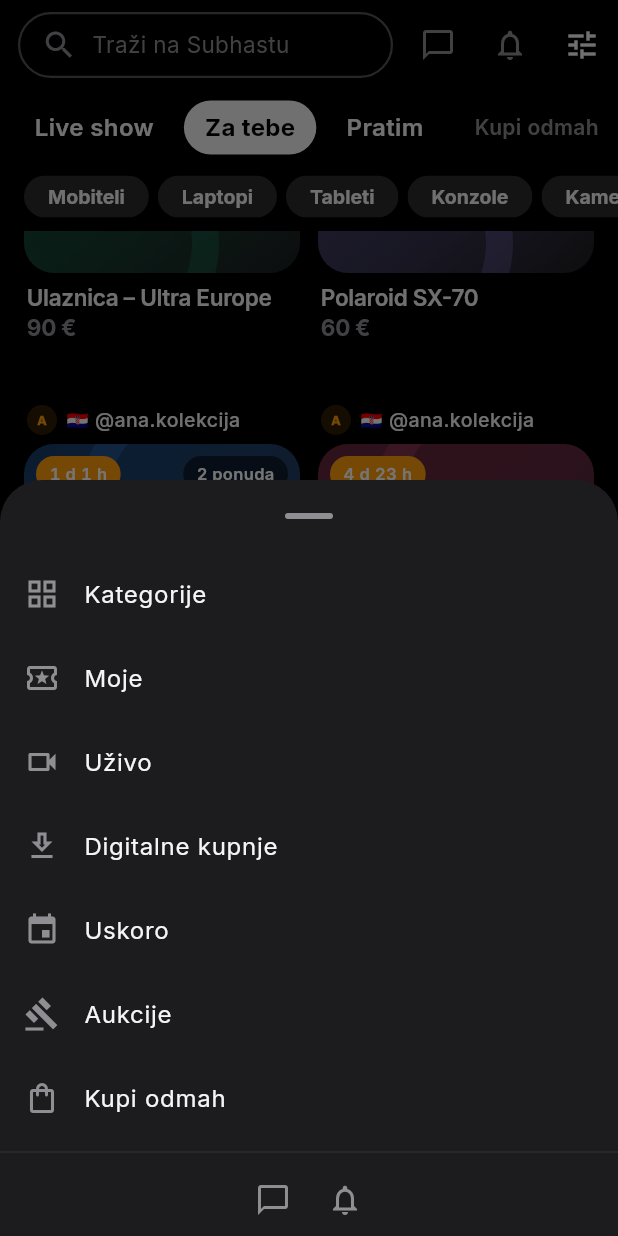
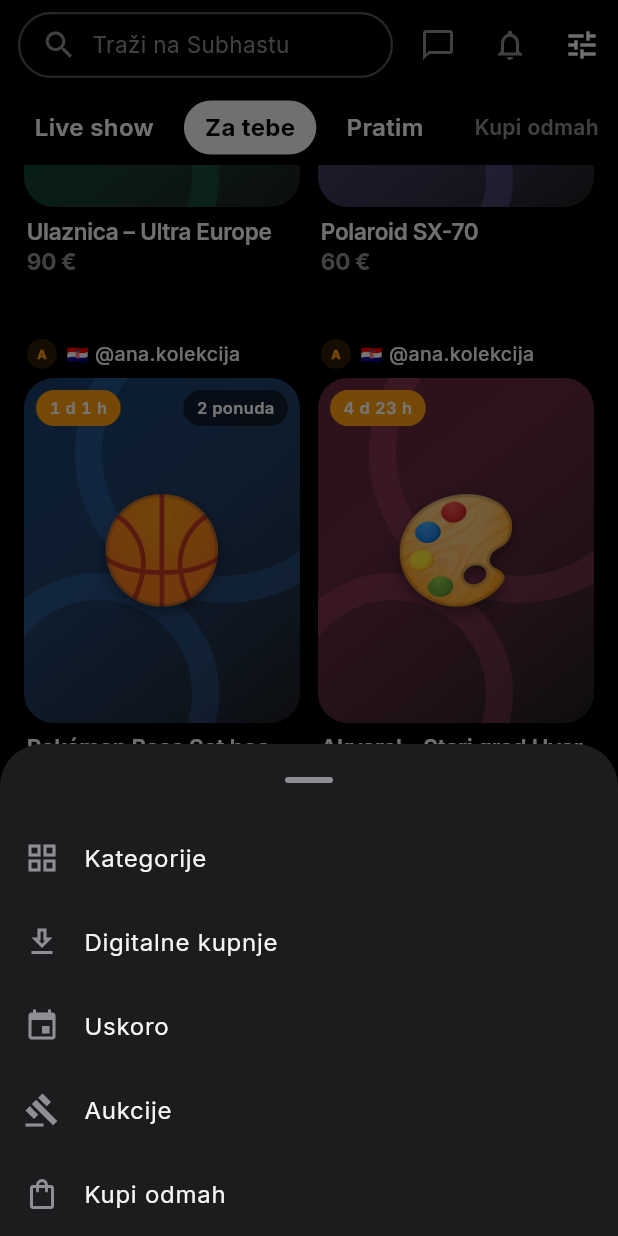
Before and after one commit to Karlo6546541/bot, a Flutter app: the screen it shows after launch, scrolled down 576 dp, after a tap on the "notifications" icon, after a tap on the "tune" icon, on a phone screen of 412 x 824 dp. Run offline on Flutter 3.47's test engine with Material 3 defaults, Android fonts, the phone set to English and light mode, and no system bars; our stand-ins replace file_picker, flutter_riverpod, hive, hive_flutter, image_picker, qr_flutter and 3 more; missing offline and left inert: dart:js_interop, dart:ui_web, dart_webrtc, flutter_webrtc; accounts and stored records are empty.

Commit message:
Seller Hub uvijek u sredini, Profil vodi na Seller Hub, spremanje prodavatelja bez greške; rasterećena početna i obavijesti
- Srednji gumb je uvijek Seller Hub (ne mijenja se nakon prijave); gost ide na prijavu.
- Seller Hub u Profilu otvarao je karticu Moje (indeks 2) – sada otvara Seller Hub.
- Podaci prodavatelja: ako Stripe Connect ne odgovara, podaci se spreme i objava ide dalje (prije 'Radnja nije uspjela' sa zelenom kvačicom).
- Početna: kategorije samo kad netko je uživo; izbornik bez duplikata (Plaćanja, Moje, Uživo, poruke/zvono).
- Obavijesti: bez emojija (linijske ikone), tiha oznaka 'Prodavač priprema paket' umjesto velikog gumba.

Co-Authored-By: Claude Opus 5.5 <noreply@anthropic.com>
Claude-Session: https://claude.ai/code/session_01PBov6w7Hus1Rp49XeCqhPo

```diff
--- a/loop_app/lib/screens/home_shell.dart
+++ b/loop_app/lib/screens/home_shell.dart
@@ -9,7 +9,7 @@ import 'package:flutter_riverpod/flutter_riverpod.dart';
 import '../providers/app_providers.dart';
 
 import '../widgets/adaptive_shell.dart';
-import '../widgets/create_sheet.dart';
+import '../widgets/trade_actions.dart';
 import 'activity_view.dart';
 import 'categories_screen.dart';
 import 'live_home_screen.dart';
@@ -20,7 +20,6 @@ import '../l10n/tr.dart';
 import '../widgets/language_button.dart';
 import '../services/deep_link.dart';
 import '../services/app_location/app_location.dart';
-import '../widgets/loop_snackbar.dart';
 import 'add_device_screen.dart';
 import 'auction_detail_screen.dart';
 import 'device_detail_screen.dart';
@@ -95,8 +94,6 @@ class _HomeShellState extends ConsumerState<HomeShell> {
   }
 
   List<ShellDestination> get _destinations {
-    final user = ref.watch(appProvider).currentUser;
-    final isSeller = user != null && !user.isGuest && user.seller != null;
     return [
       ShellDestination(t('Početna'), Icons.home_outlined, Icons.home),
       ShellDestination(
@@ -104,10 +101,12 @@ class _HomeShellState extends ConsumerState<HomeShell> {
         Icons.grid_view_outlined,
         Icons.grid_view_rounded,
       ),
+      // Uvijek Seller Hub (i prije prvih podataka prodavatelja): gumb se
+      // ne mijenja nakon prijave ili odjave.
       ShellDestination(
-        isSeller ? t('Seller Hub') : t('Objavi'),
-        isSeller ? Icons.storefront_outlined : Icons.add,
-        isSeller ? Icons.storefront : Icons.add,
+        t('Seller Hub'),
+        Icons.storefront_outlined,
+        Icons.storefront,
         action: true,
       ),
       ShellDestination(
@@ -126,12 +125,8 @@ class _HomeShellState extends ConsumerState<HomeShell> {
 
   void _onNav(int nav) {
     if (nav == _createSlot) {
-      final user = ref.read(appProvider).currentUser;
-      if (user != null && !user.isGuest && user.seller != null) {
-        SellerHubScreen.open(context);
-      } else {
-        showCreateSheet(context);
-      }
+      if (blockGuest(context)) return;
+      SellerHubScreen.open(context);
       return;
     }
     _go(nav < _createSlot ? nav : nav - 1);
--- a/loop_app/lib/screens/live_home_screen.dart
+++ b/loop_app/lib/screens/live_home_screen.dart
@@ -1,5 +1,4 @@
 import '../widgets/category_style.dart';
-import '../services/app_location/app_location.dart';
 import '../config/backend_config.dart';
 import 'cloud_commerce_screen.dart';
 import '../config/features.dart';
@@ -107,18 +106,8 @@ class _LiveHomeScreenState extends ConsumerState<LiveHomeScreen> {
     widget.onImmersiveChanged?.call(false);
   }
 
-  /// Glavne kategorije za tabove: najgledanije/najpopunjenije, do 6.
-  static List<DeviceCategory> _mainCategories(AppState s) {
-    final list = [for (final c in trendingCategories(s)) c.category];
-    for (final c in DeviceCategory.values) {
-      if (list.length >= 6) break;
-      if (!list.contains(c)) list.add(c);
-    }
-    return list.take(6).toList();
-  }
-
-  /// Kategorije za brzi izbor livea: prvo one s liveovima (najviše
-  /// gledatelja), zatim glavne kategorije.
+  /// Kategorije za brzi izbor livea: samo one s liveovima (najviše
+  /// gledatelja prve).
   static List<CategoryStat> _liveCategoryStats(
     AppState s, {
     DeviceCategory? keep,
@@ -128,12 +117,8 @@ class _LiveHomeScreenState extends ConsumerState<LiveHomeScreen> {
       for (final c in stats)
         if (c.viewers > 0) c,
     ]..sort((a, b) => b.viewers.compareTo(a.viewers));
-    final main = _mainCategories(s);
-    final list = [
-      ...live,
-      for (final c in stats)
-        if (c.viewers == 0 && main.contains(c.category)) c,
-    ].take(10).toList();
+    // Samo kategorije u kojima je netko uživo (bez pločica "Nema livea").
+    final list = live.take(10).toList();
     // Odabrana kategorija uvijek je u traci (i kad nema livea).
     if (keep != null && !list.any((c) => c.category == keep)) {
       list.insert(0, stats.firstWhere((c) => c.category == keep));
@@ -627,30 +612,11 @@ class _LiveHomeScreenState extends ConsumerState<LiveHomeScreen> {
                             children: [
                               for (final (id, label, icon, value)
                                   in <(String, String, IconData, Object)>[
-                                    if (BackendConfig.cloudCommerceEnabled)
-                                      (
-                                        'cloud',
-                                        'Plaćanja i narudžbe',
-                                        Icons.cloud_outlined,
-                                        'cloud',
-                                      ),
                                     (
                                       'categories',
                                       t('Kategorije'),
                                       Icons.grid_view,
                                       'categories',
-                                    ),
-                                    (
-                                      'my',
-                                      t('Moje'),
-                                      Icons.local_activity_outlined,
-                                      'my',
-                                    ),
-                                    (
-                                      'live-menu',
-                                      t('Uživo'),
-                                      Icons.videocam_outlined,
-                                      const _LiveOnly(),
                                     ),
                                     if (kBuyNowEnabled)
                                       (
@@ -685,34 +651,14 @@ class _LiveHomeScreenState extends ConsumerState<LiveHomeScreen> {
                                   title: Text(label),
                                   onTap: () => Navigator.pop(ctx, value),
                                 ),
-                              const Divider(),
-                              const Row(
-                                mainAxisAlignment: MainAxisAlignment.center,
-                                children: [
-                                  MessagesButton(),
-                                  NotificationBell(),
-                                ],
-                              ),
                             ],
                           ),
                         ),
                       ),
                     );
                     if (!mounted || !context.mounted) return;
-                    if (picked == 'cloud') {
-                      await Navigator.of(context).push(
-                        MaterialPageRoute<void>(
-                          settings: AppPlace.of('cloud', 'live').settings,
-                          builder: (_) => const CloudCommerceScreen(
-                            initialTab: 2,
-                            liveOnly: true,
-                          ),
-                        ),
-                      );
-                    } else if (picked == 'categories') {
+                    if (picked == 'categories') {
                       await CategoriesScreen.open(context);
-                    } else if (picked == 'my') {
-                      ref.read(homeTabProvider.notifier).select(2);
                     } else if (picked is _Filter) {
                       _select(picked);
                     }
--- a/loop_app/lib/screens/profile_screen.dart
+++ b/loop_app/lib/screens/profile_screen.dart
@@ -12,6 +12,7 @@ import '../widgets/trade_actions.dart';
 import 'activity_screen.dart';
 import 'legal_screen.dart';
 import 'login_screen.dart';
+import 'seller_hub.dart';
 import 'seller_screens.dart';
 import '../l10n/tr.dart';
 import '../widgets/language_button.dart';
@@ -208,7 +209,7 @@ class _AccountHome extends ConsumerWidget {
                   'account-seller-hub',
                   Icons.storefront_outlined,
                   t('Seller Hub'),
-                  () => ref.read(homeTabProvider.notifier).select(2),
+                  () => SellerHubScreen.open(context),
                 ),
                 row(
                   'open-activity',
@@ -812,8 +813,7 @@ class _ProfileSettingsView extends ConsumerWidget {
                   OutlinedButton.icon(
                     key: const ValueKey('settings-seller-hub'),
                     onPressed: () {
-                      ref.read(profileSettingsProvider.notifier).setOpen(false);
-                      ref.read(homeTabProvider.notifier).select(2);
+                      SellerHubScreen.open(context);
                     },
                     icon: const Icon(Icons.storefront_outlined),
                     label: Text(t('Seller Hub')),
```
Also changed, not shown: loop_app/lib/screens/notifications_screen.dart (+61 -42 lines), loop_app/lib/screens/seller_screens.dart (+15 -7 lines), 3 other files.
